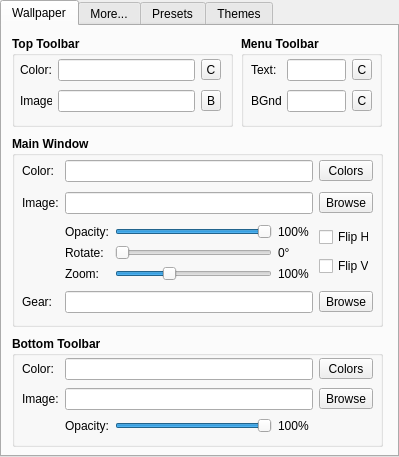
Before: the Qt Designer form designer/settings.ui in lovac42/DancingBaloney, drawn with Qt 5.
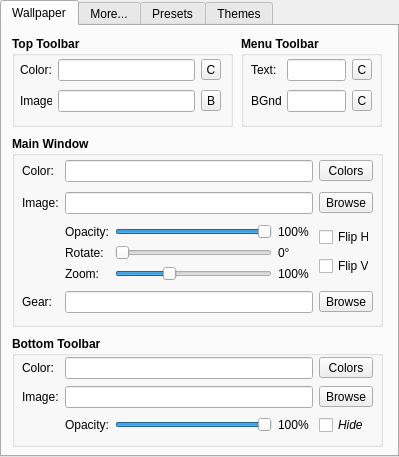
After: the same form once the commit is applied. The open tabs and pages were chosen to show the change.

Commit message: Added transparent bottom toolbar. #6

Diff of the .ui file:
```diff
--- a/designer/settings.ui
+++ b/designer/settings.ui
@@ -791,6 +791,26 @@
         </property>
        </widget>
       </item>
+      <item row="3" column="2">
+       <widget class="QCheckBox" name="btm_hide_checkbox">
+        <property name="maximumSize">
+         <size>
+          <width>50</width>
+          <height>16777215</height>
+         </size>
+        </property>
+        <property name="font">
+         <font>
+          <weight>50</weight>
+          <italic>true</italic>
+          <bold>false</bold>
+         </font>
+        </property>
+        <property name="text">
+         <string>Hide</string>
+        </property>
+       </widget>
+      </item>
      </layout>
     </widget>
    </widget>
```
Left out of the diff: 2 changed lines with no effect on the pictures. The commit also changes 3 other files.
